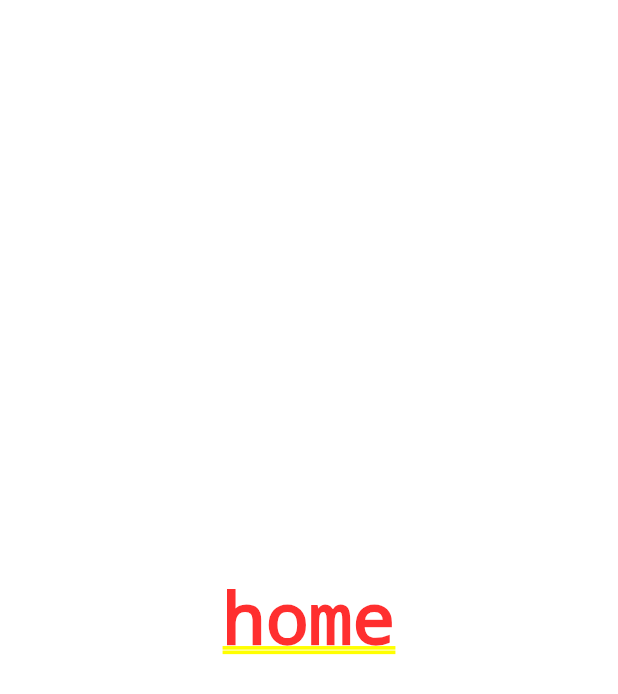
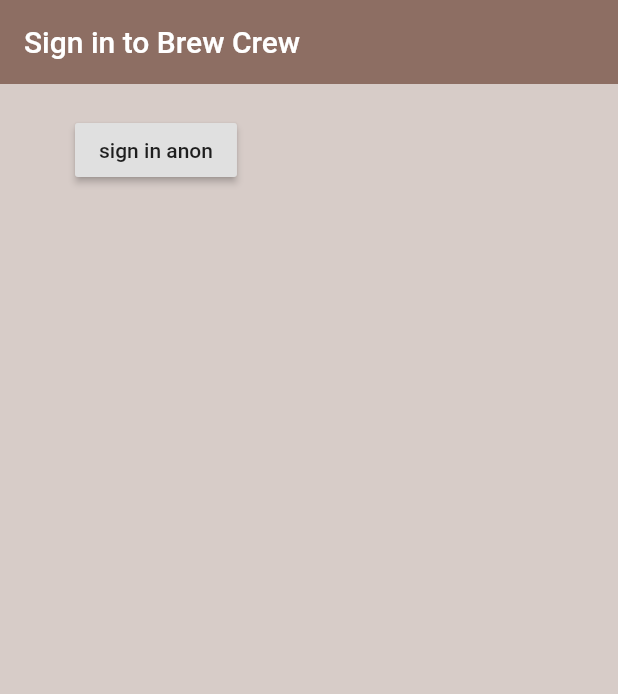
Before and after one commit to deniell/brew_crew_app, a Flutter app: the screen it shows after launch, on a phone screen of 412 x 824 dp. Shown: the top 694 px of the screen. Run offline on Flutter 3.47's test engine with Material 2 defaults, Android fonts, the phone set to English and light mode, and no system bars; our stand-ins replace firebase_auth; accounts and stored records are empty.

Commit message:
fixed issue with cloud_firestore - Cannot fit requested classes in a single dex file; added SignIn widget for authentication screen with button binded with signInAnon() method; app configured to show SignIn widget when user is not authorized

```diff
--- a/lib/screens/authenticate/authenticate.dart
+++ b/lib/screens/authenticate/authenticate.dart
@@ -1,3 +1,4 @@
+import 'package:brew_crew_app/screens/authenticate/sign_in.dart';
 import 'package:flutter/material.dart';
 
 class Authenticate extends StatefulWidget {
@@ -9,9 +10,7 @@ class _AuthenticateState extends State<Authenticate> {
   @override
   Widget build(BuildContext context) {
     return Container(
-      child: Center(
-        child: Text('authenticate')
-      ),
+      child: SignIn(),
     );
   }
 }
--- /dev/null
+++ b/lib/screens/authenticate/sign_in.dart
@@ -0,0 +1,39 @@
+import 'package:brew_crew_app/services/auth.dart';
+import 'package:flutter/material.dart';
+
+class SignIn extends StatefulWidget {
+  @override
+  _SignInState createState() => _SignInState();
+}
+
+class _SignInState extends State<SignIn> {
+
+  final AuthService _auth = AuthService();
+
+  @override
+  Widget build(BuildContext context) {
+    return Scaffold(
+      backgroundColor: Colors.brown[100],
+      appBar: AppBar(
+        backgroundColor: Colors.brown[400],
+        elevation: 0.0,
+        title: Text('Sign in to Brew Crew'),
+      ),
+      body: Container(
+        padding: EdgeInsets.symmetric(vertical: 20.0, horizontal: 50.0),
+        child: RaisedButton(
+          child: Text('sign in anon'),
+          onPressed: () async {
+            dynamic result = await _auth.signInAnon();
+            if(result == null){
+              print('error signing in');
+            } else {
+              print('signed in');
+              print(result);
+            }
+          },
+        ),
+      ),
+    );
+  }
+}
--- a/lib/screens/wrapper.dart
+++ b/lib/screens/wrapper.dart
@@ -1,3 +1,4 @@
+import 'package:brew_crew_app/screens/authenticate/authenticate.dart';
 import 'package:brew_crew_app/screens/home/home.dart';
 import 'package:flutter/material.dart';
 
@@ -6,7 +7,7 @@ class Wrapper extends StatelessWidget {
   Widget build(BuildContext context) {
 
     // return either the Home or Authenticate widget
-    return Home();
+    return Authenticate();
 
   }
 }
```
Also changed, not shown: lib/services/auth.dart (+26 -0 lines), 1 other file.
